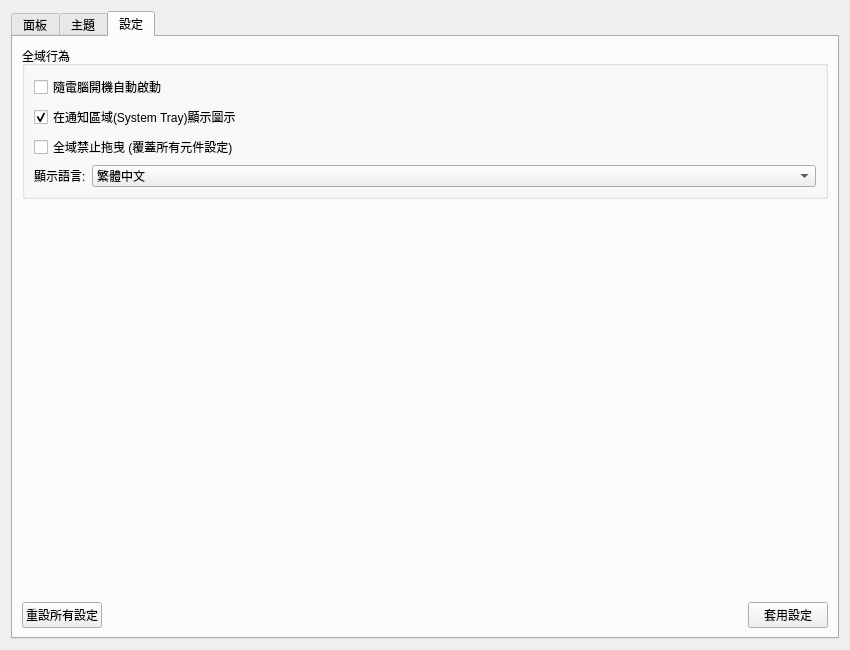
First picture: the form in ControlPanel.ui, repository hi-ma-san/Qt_11401_1, before the edit.
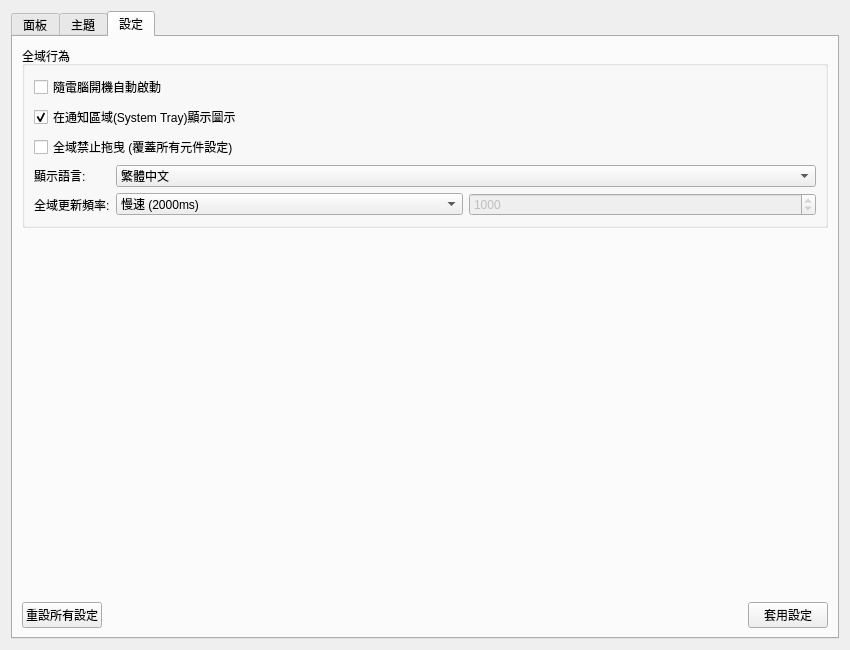
Second picture: the form after the edit. The open tabs and pages were chosen to show the change.

The edit to the form file:
```diff
--- a/ControlPanel.ui
+++ b/ControlPanel.ui
@@ -195,6 +195,70 @@
             </item>
            </widget>
           </item>
+          <item row="4" column="0">
+           <widget class="QLabel" name="label_globalInterval">
+            <property name="text">
+             <string>全域更新頻率:</string>
+            </property>
+           </widget>
+          </item>
+          <item row="4" column="1">
+           <layout class="QHBoxLayout" name="horizontalLayout_interval">
+            <item>
+             <widget class="QComboBox" name="globalInterval_comboBox">
+              <item>
+               <property name="text">
+                <string>慢速 (2000ms)</string>
+               </property>
+              </item>
+              <item>
+               <property name="text">
+                <string>普通 (1000ms)</string>
+               </property>
+              </item>
+              <item>
+               <property name="text">
+                <string>快速 (500ms)</string>
+               </property>
+              </item>
+              <item>
+               <property name="text">
+                <string>極速 (250ms)</string>
+               </property>
+              </item>
+              <item>
+               <property name="text">
+                <string>即時 (100ms)</string>
+               </property>
+              </item>
+              <item>
+               <property name="text">
+                <string>自訂...</string>
+               </property>
+              </item>
+             </widget>
+            </item>
+            <item>
+             <widget class="QSpinBox" name="globalInterval_spinBox">
+              <property name="enabled">
+               <bool>false</bool>
+              </property>
+              <property name="minimum">
+               <number>50</number>
+              </property>
+              <property name="maximum">
+               <number>60000</number>
+              </property>
+              <property name="singleStep">
+               <number>100</number>
+              </property>
+              <property name="value">
+               <number>1000</number>
+              </property>
+             </widget>
+            </item>
+           </layout>
+          </item>
          </layout>
         </widget>
        </item>
```
Left out of the diff: 2 changed lines with no effect on the pictures.
